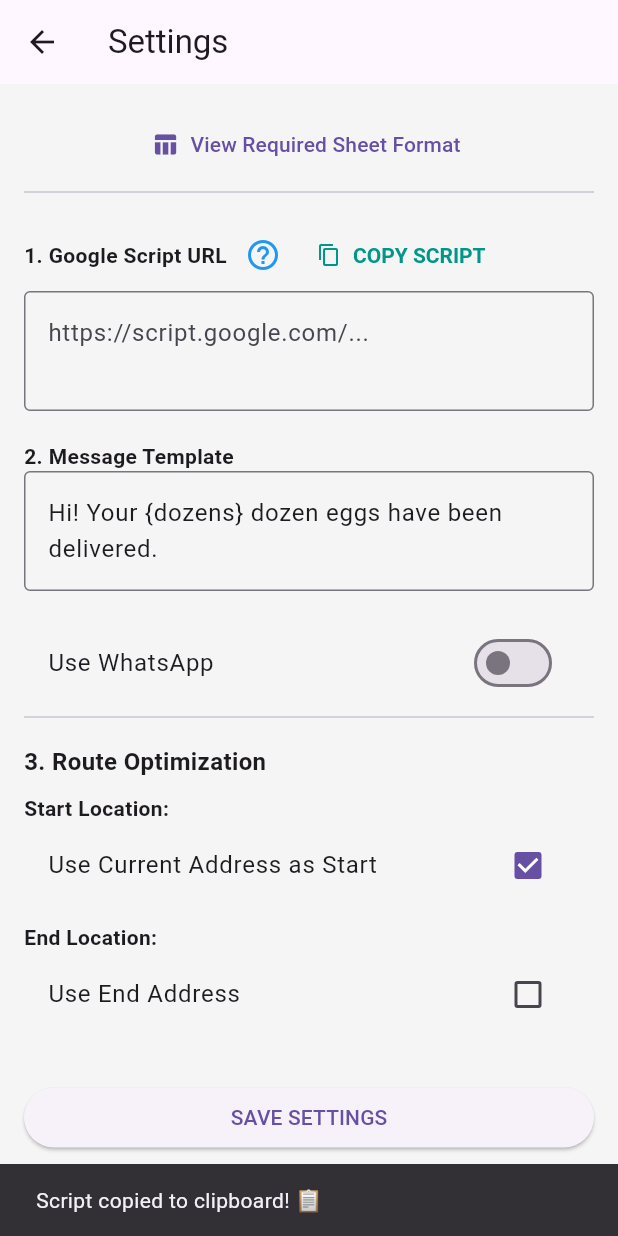
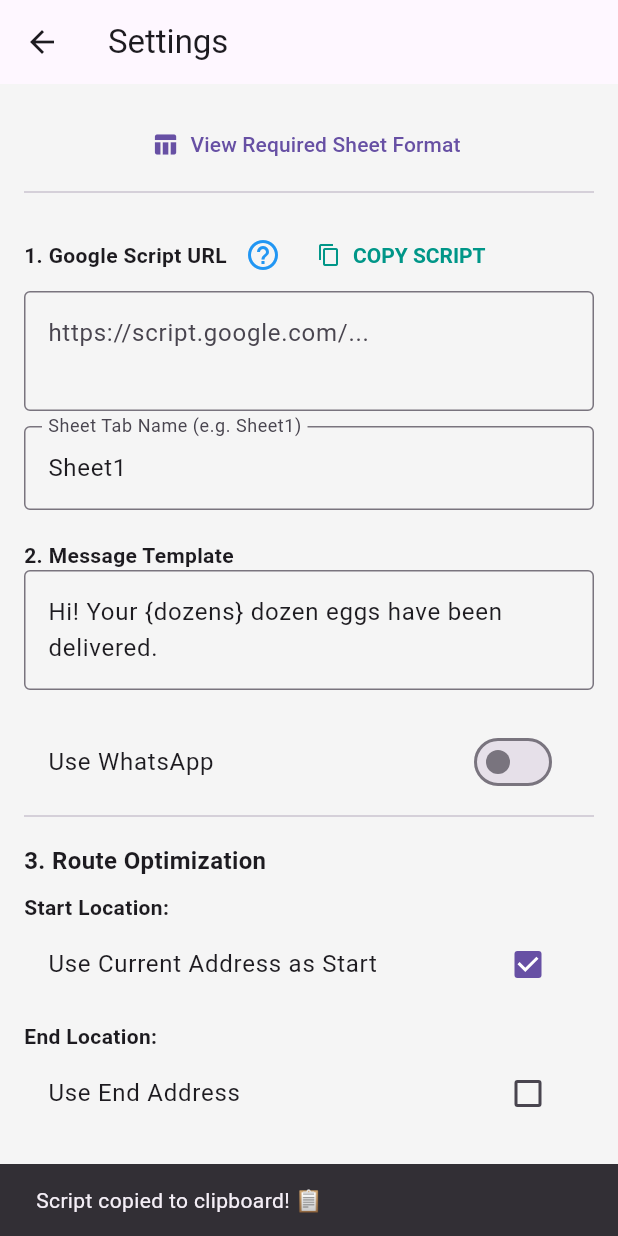
Before and after one commit to hemanth-saravanan/egg_delivery, a Flutter app: the screen it shows after launch, after a tap on "COPY SCRIPT", on a phone screen of 412 x 824 dp. Run offline on Flutter 3.47's test engine with Material 3 defaults, Android fonts, the phone set to English and light mode, and no system bars; our stand-ins replace geolocator, shared_preferences.

Commit message:
Changed script so that it stops reading once it hits a blank first column

```diff
--- a/lib/main.dart
+++ b/lib/main.dart
@@ -10,21 +10,16 @@ import 'dart:math' show cos, sqrt, asin, min, max, exp, Random;
 
 // --- THE NEW GOOGLE APPS SCRIPT CODE (Includes doGet) ---
 const String _googleScriptCode = r'''
-// 1. READ DATA (Fetch rows + Colors)
 function doGet(e) {
-
-  //Edit Sheet1 to be the name of the sheet with your data
   var sheet = SpreadsheetApp.getActiveSpreadsheet().getSheetByName("Sheet1");
   var lastRow = sheet.getLastRow();
 
-  // If sheet is empty, return empty list
+
   if (lastRow < 2) {
     return ContentService.createTextOutput(JSON.stringify([]))
       .setMimeType(ContentService.MimeType.JSON);
   }
 
-  // Get all data and all background colors in one batch
-  // We assume columns A-F (1-6)
   var range = sheet.getRange(2, 1, lastRow - 1, 6);
   var values = range.getValues();
   var backgrounds = range.getBackgrounds();
@@ -32,12 +27,12 @@ function doGet(e) {
   var data = [];
 
   for (var i = 0; i < values.length; i++) {
+    // Stop reading if the first column (Name) is empty
+    if (values[i][0] === "") break;
+
     var color = backgrounds[i][0].toLowerCase(); // Check color of Column A
     var status = "pending";
 
-    // Map specific colors to status
-    // #b6d7a8 is the Light Green we use
-    // #ea9999 is the Light Red we use
     if (color == "#b6d7a8") status = "complete";
     if (color == "#ea9999") status = "texted";
 
@@ -57,12 +52,10 @@ function doGet(e) {
     .setMimeType(ContentService.MimeType.JSON);
 }
 
-// 2. WRITE DATA (Update Colors OR Reorder)
 function doPost(e) {
   var params = JSON.parse(e.postData.contents);
   var sheet = SpreadsheetApp.getActiveSpreadsheet().getSheetByName("Sheet1");
 
-  // --- ACTION: REORDER ---
   if (params.action == "reorder") {
     var indices = params.indices; // Array of original row numbers
     var lastRow = sheet.getLastRow();
@@ -72,7 +65,6 @@ function doPost(e) {
     var values = range.getValues();
     var backgrounds = range.getBackgrounds();
 
-    // Map: RowIndex -> {val, bg}
     var rowMap = {};
     for (var i = 0; i < values.length; i++) {
       rowMap[i + 2] = { "val": values[i], "bg": backgrounds[i] };
@@ -81,7 +73,6 @@ function doPost(e) {
     var newValues = [];
     var newBg = [];
 
-    // Reconstruct based on new order
     for (var k = 0; k < indices.length; k++) {
       var idx = indices[k];
       if (rowMap[idx]) {
@@ -90,7 +81,7 @@ function doPost(e) {
         delete rowMap[idx];
       }
     }
-    // Append leftovers (inactive/missing rows)
+
     for (var key in rowMap) {
       newValues.push(rowMap[key].val);
       newBg.push(rowMap[key].bg);
@@ -102,7 +93,6 @@ function doPost(e) {
     return ContentService.createTextOutput(JSON.stringify({"status": "success"}));
   }
 
-  // --- ACTION: STATUS UPDATE ---
   var rowIndex = params.row;
   var action = params.status;
   var range = sheet.getRange(rowIndex, 1, 1, 6);
@@ -783,6 +773,7 @@ class SettingsPage extends StatefulWidget { const SettingsPage({super.key}); @ov
 class _SettingsPageState extends State<SettingsPage> {
   final _scriptController = TextEditingController();
   final _msgController = TextEditingController();
+  final _sheetNameController = TextEditingController();
   bool _useWhatsApp = false;
 
   // Route Settings
@@ -798,6 +789,7 @@ class _SettingsPageState extends State<SettingsPage> {
     setState(() {
       _scriptController.text = prefs.getString('script_link') ?? "";
       _msgController.text = prefs.getString('msg_template') ?? "Hi! Your {dozens} dozen eggs have been delivered.";
+      _sheetNameController.text = prefs.getString('sheet_name') ?? "Sheet1";
       _useWhatsApp = prefs.getBool('use_whatsapp') ?? false;
       _useCurrentStart = prefs.getBool('use_current_start') ?? true;
       _startAddrController.text = prefs.getString('start_address') ?? "";
@@ -811,6 +803,7 @@ class _SettingsPageState extends State<SettingsPage> {
       final prefs = await SharedPreferences.getInstance();
       await prefs.setString('script_link', _scriptController.text.trim());
       await prefs.setString('msg_template', _msgController.text);
+      await prefs.setString('sheet_name', _sheetNameController.text.trim());
       await prefs.setBool('use_whatsapp', _useWhatsApp);
 
       await prefs.setBool('use_current_start', _useCurrentStart);
@@ -823,7 +816,12 @@ class _SettingsPageState extends State<SettingsPage> {
     } catch (e) { if (mounted) showDialog(context: context, builder: (context) => AlertDialog(title: const Text("Error"), content: Text(e.toString()), actions: [TextButton(onPressed: ()=>Navigator.pop(context), child: const Text("OK"))])); }
   }
   void _showHelp(String title, String content) { showDialog(context: context, builder: (context) => AlertDialog(title: Text(title, style: const TextStyle(color: Colors.teal)), content: SingleChildScrollView(child: Text(content, style: const TextStyle(fontSize: 16))), actions: [TextButton(onPressed: () => Navigator.pop(context), child: const Text("Close"))])); }
-  void _copyScript() { Clipboard.setData(ClipboardData(text: _googleScriptCode)).then((_) { ScaffoldMessenger.of(context).showSnackBar(const SnackBar(content: Text("Script copied to clipboard! 📋"))); }); }
+  void _copyScript() {
+    String sheetName = _sheetNameController.text.trim();
+    if (sheetName.isEmpty) sheetName = "Sheet1";
+    String code = _googleScriptCode.replaceAll('getSheetByName("Sheet1")', 'getSheetByName("$sheetName")');
+    Clipboard.setData(ClipboardData(text: code)).then((_) { ScaffoldMessenger.of(context).showSnackBar(const SnackBar(content: Text("Script copied to clipboard! 📋"))); });
+  }
   @override Widget build(BuildContext context) {
     return Scaffold(
       appBar: AppBar(title: const Text("Settings")),
@@ -832,6 +830,8 @@ class _SettingsPageState extends State<SettingsPage> {
           const Divider(), const SizedBox(height: 10),
           Row(children: [const Text("1. Google Script URL", style: TextStyle(fontWeight: FontWeight.bold)), IconButton(icon: const Icon(Icons.help_outline, color: Colors.blue), onPressed: () => _showHelp("How to set up Script", "1. Make your Google Sheet according to required format\n2. Extensions > Apps Script.\n3. Paste code (Copy button ->).\n4. Deploy > New deployment > Web app.\n5. Access: 'Anyone'.\n6. Deploy & Copy URL.")), TextButton.icon(onPressed: _copyScript, icon: const Icon(Icons.copy, size: 16), label: const Text("COPY SCRIPT"), style: TextButton.styleFrom(foregroundColor: Colors.teal, textStyle: const TextStyle(fontWeight: FontWeight.bold)))]),
           TextField(controller: _scriptController, decoration: const InputDecoration(border: OutlineInputBorder(), hintText: "https://script.google.com/..."), maxLines: 2),
+          const SizedBox(height: 10),
+          TextField(controller: _sheetNameController, decoration: const InputDecoration(labelText: "Sheet Tab Name (e.g. Sheet1)", border: OutlineInputBorder())),
           const SizedBox(height: 20), const Text("2. Message Template", style: TextStyle(fontWeight: FontWeight.bold)), TextField(controller: _msgController, decoration: const InputDecoration(border: OutlineInputBorder()), maxLines: 2),
           const SizedBox(height: 20), SwitchListTile(title: const Text("Use WhatsApp"), value: _useWhatsApp, onChanged: (val) => setState(() => _useWhatsApp = val)),
 
```
